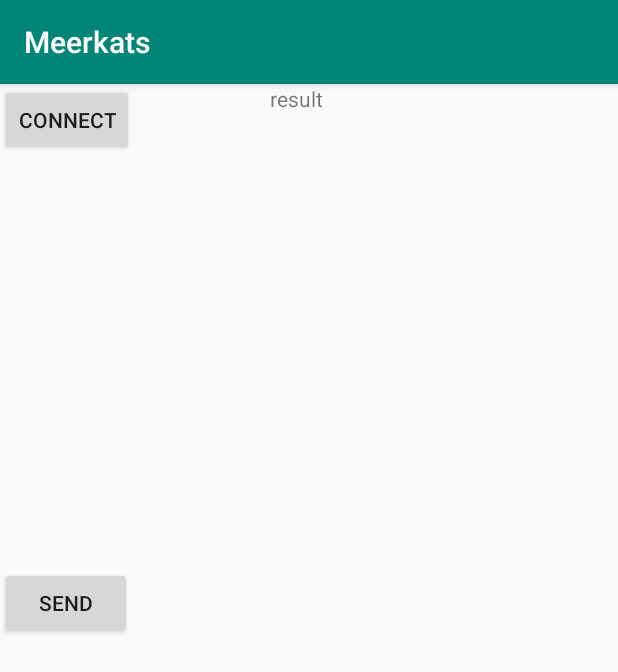
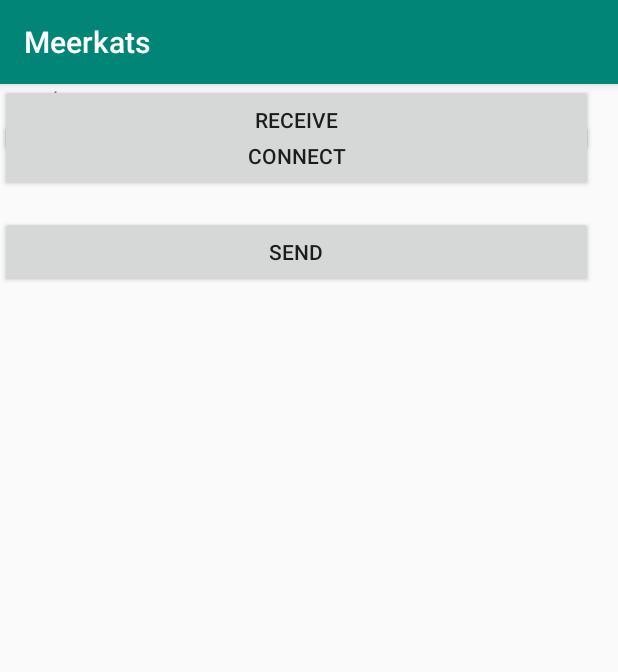
Before and after one commit to dietc/Meerkats, an Android app: the screen it shows after launch (MainActivity), on a phone screen of 412 x 824 dp. Shown: the top 672 px of the screen. Run offline under Robolectric (Android 15) with nearby library versions, the light colour scheme and no system bars.

Commit message:
Change V0.01b

```diff
--- a/android/meerkats/app/src/main/res/layout/activity_main.xml
+++ b/android/meerkats/app/src/main/res/layout/activity_main.xml
@@ -7,28 +7,38 @@
     tools:context=".MainActivity">
 
     <Button
+        android:id="@+id/connect"
+        android:layout_width="395dp"
+        android:layout_height="wrap_content"
+        android:layout_marginTop="24dp"
+        android:text="connect"
+        app:layout_constraintTop_toTopOf="parent"
+        tools:layout_editor_absoluteX="8dp" />
+
+    <Button
         android:id="@+id/send"
-        android:layout_width="wrap_content"
+        android:layout_width="395dp"
         android:layout_height="wrap_content"
-        android:layout_marginTop="322dp"
+        android:layout_marginTop="88dp"
         android:text="send"
         app:layout_constraintTop_toTopOf="parent"
-        tools:layout_editor_absoluteX="161dp" />
+        tools:layout_editor_absoluteX="8dp" />
 
     <TextView
         android:id="@+id/result"
-        android:layout_width="wrap_content"
+        android:layout_width="395dp"
         android:layout_height="wrap_content"
-        android:layout_marginStart="180dp"
+        android:layout_marginStart="8dp"
         android:text="result"
         app:layout_constraintStart_toStartOf="parent"
-        tools:layout_editor_absoluteY="485dp" />
+        tools:layout_editor_absoluteY="261dp" />
 
     <Button
-        android:id="@+id/connect"
-        android:layout_width="wrap_content"
+        android:id="@+id/receive"
+        android:layout_width="395dp"
         android:layout_height="wrap_content"
-        android:text="connect"
-        tools:layout_editor_absoluteX="160dp"
-        tools:layout_editor_absoluteY="246dp" />
+        android:text="receive"
+        tools:layout_editor_absoluteX="8dp"
+        tools:layout_editor_absoluteY="173dp" />
+
 </android.support.constraint.ConstraintLayout>
```
Also changed, not shown: android/meerkats/app/src/main/java/com/example/meerkats/MainActivity.java (+78 -1 lines).
